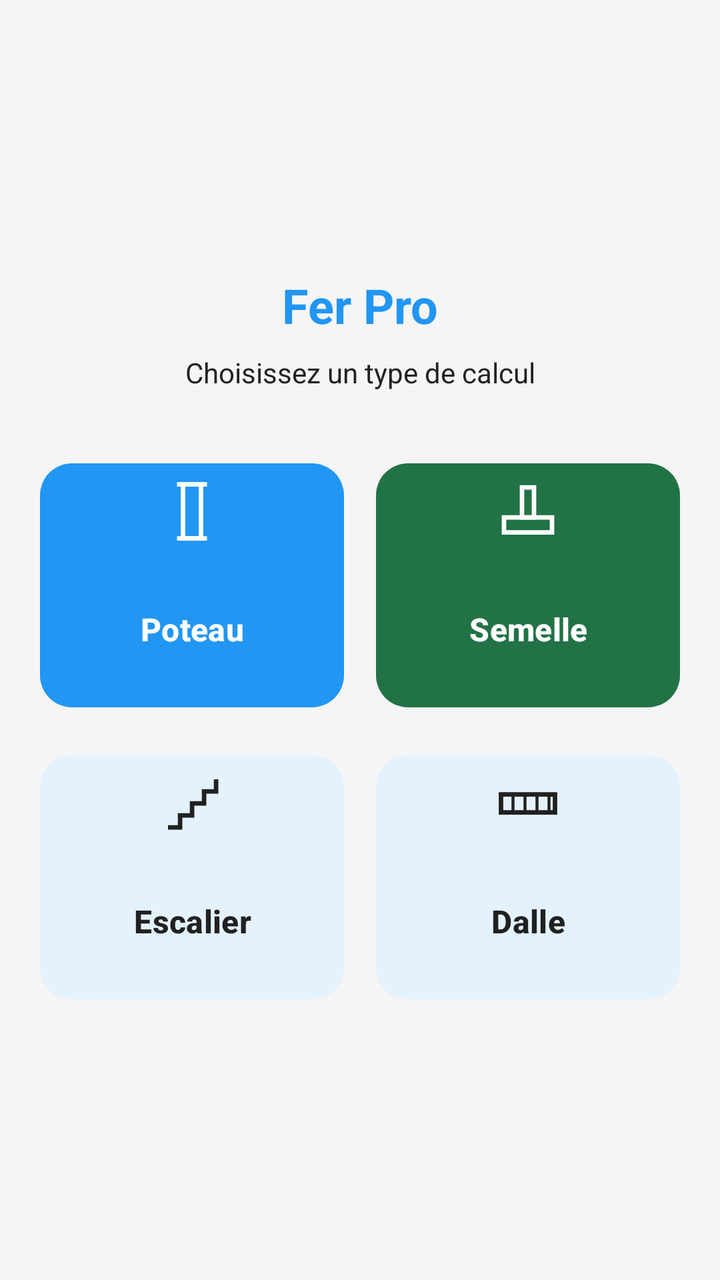
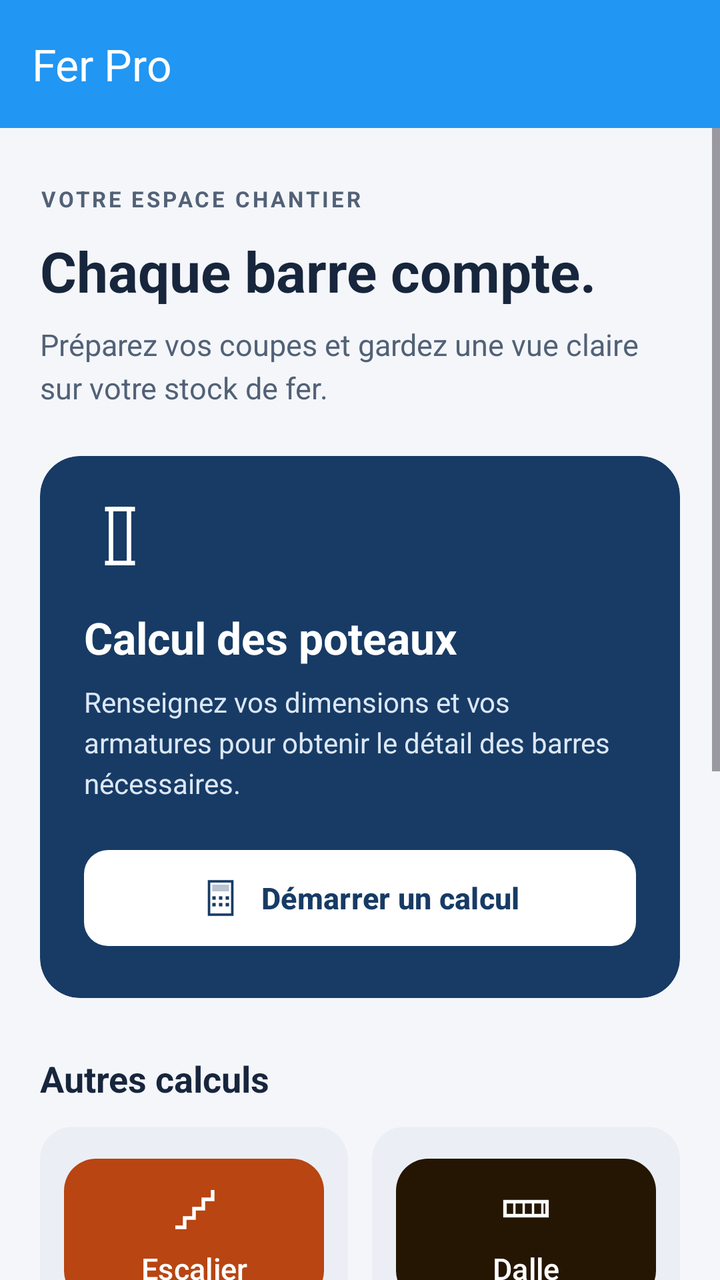

Compare the two renders of this Android layout. The source of the first and the diff that turns it into the second are given below.
<!-- AndroidManifest.xml: application theme Theme.GKMBarFer -->
<!-- res/layout/activity_menu.xml -->
<?xml version="1.0" encoding="utf-8"?>
<LinearLayout xmlns:android="http://schemas.android.com/apk/res/android"
    xmlns:app="http://schemas.android.com/apk/res-auto"
    android:layout_width="match_parent"
    android:layout_height="match_parent"
    android:orientation="vertical"
    android:background="@color/background"
    android:padding="20dp"
    android:gravity="center">

    <TextView
        android:layout_width="match_parent"
        android:layout_height="wrap_content"
        android:layout_marginBottom="8dp"
        android:gravity="center"
        android:text="@string/app_name"
        android:textColor="@color/primary"
        android:textSize="24sp"
        android:textStyle="bold" />

    <TextView
        android:layout_width="match_parent"
        android:layout_height="wrap_content"
        android:layout_marginBottom="32dp"
        android:gravity="center"
        android:text="Choisissez un type de calcul"
        android:textColor="@color/on_surface"
        android:textSize="14sp" />

    
    <LinearLayout
        android:layout_width="match_parent"
        android:layout_height="wrap_content"
        android:layout_marginBottom="16dp"
        android:orientation="horizontal">

        <Button
            android:id="@+id/btnMenuPoteau"
            style="@style/Widget.Material3.Button"
            android:layout_width="0dp"
            android:layout_height="130dp"
            android:layout_weight="1"
            android:layout_marginEnd="8dp"
            android:text="Poteau"
            android:textAllCaps="false"
            android:textColor="@color/white"
            android:textSize="16sp"
            android:textStyle="bold"
            app:backgroundTint="@color/primary"
            app:cornerRadius="16dp"
            app:elevation="3dp"
            app:icon="@drawable/ic_poteau"
            app:iconGravity="top"
            app:iconPadding="8dp"
            app:iconSize="36dp"
            app:iconTint="@color/white" />

        <Button
            android:id="@+id/btnMenuSemelle"
            style="@style/Widget.Material3.Button"
            android:layout_width="0dp"
            android:layout_height="130dp"
            android:layout_weight="1"
            android:layout_marginStart="8dp"
            android:text="Semelle"
            android:textAllCaps="false"
            android:textColor="@color/white"
            android:textSize="16sp"
            android:textStyle="bold"
            app:backgroundTint="@color/excel_color"
            app:cornerRadius="16dp"
            app:elevation="3dp"
            app:icon="@drawable/ic_semelle"
            app:iconGravity="top"
            app:iconPadding="8dp"
            app:iconSize="36dp"
            app:iconTint="@color/white" />

    </LinearLayout>

    
    <LinearLayout
        android:layout_width="match_parent"
        android:layout_height="wrap_content"
        android:orientation="horizontal">

        <Button
            android:id="@+id/btnMenuEscalier"
            style="@style/Widget.Material3.Button"
            android:layout_width="0dp"
            android:layout_height="130dp"
            android:layout_weight="1"
            android:layout_marginEnd="8dp"
            android:text="Escalier"
            android:textAllCaps="false"
            android:textColor="@color/on_surface"
            android:textSize="16sp"
            android:textStyle="bold"
            app:backgroundTint="@color/light_primary_tint"
            app:cornerRadius="16dp"
            app:elevation="0dp"
            app:icon="@drawable/ic_escalier"
            app:iconGravity="top"
            app:iconPadding="8dp"
            app:iconSize="36dp"
            app:iconTint="@color/on_surface" />

        <Button
            android:id="@+id/btnMenuDalle"
            style="@style/Widget.Material3.Button"
            android:layout_width="0dp"
            android:layout_height="130dp"
            android:layout_weight="1"
            android:layout_marginStart="8dp"
            android:text="Dalle"
            android:textAllCaps="false"
            android:textColor="@color/on_surface"
            android:textSize="16sp"
            android:textStyle="bold"
            app:backgroundTint="@color/light_primary_tint"
            app:cornerRadius="16dp"
            app:elevation="0dp"
            app:icon="@drawable/ic_dalle"
            app:iconGravity="top"
            app:iconPadding="8dp"
            app:iconSize="36dp"
            app:iconTint="@color/on_surface" />

    </LinearLayout>

</LinearLayout>
<!-- resources referenced by this layout -->
<resources>
  <color name="background">#F5F5F5</color>
  <color name="excel_color">#217346</color>
  <color name="light_primary_tint">#E3F2FD</color>
  <color name="on_surface">#212121</color>
  <color name="primary">#2196F3</color>
  <color name="white">#FFFFFFFF</color>
  <!-- drawable ic_escalier (drawable) -->
  <?xml version="1.0" encoding="utf-8"?>
  <vector xmlns:android="http://schemas.android.com/apk/res/android"
      android:width="24dp"
      android:height="24dp"
      android:viewportWidth="24"
      android:viewportHeight="24">
      <path
          android:strokeColor="#FFFFFFFF"
          android:strokeWidth="1.5"
          android:pathData="M4,20 H8 V16 H12 V12 H16 V8 H20 V4" />
  </vector>
  <!-- drawable ic_poteau (drawable) -->
  <?xml version="1.0" encoding="utf-8"?>
  <vector xmlns:android="http://schemas.android.com/apk/res/android"
      android:width="24dp"
      android:height="24dp"
      android:viewportWidth="24"
      android:viewportHeight="24">
      <path
          android:strokeColor="#FFFFFFFF"
          android:strokeWidth="1.5"
          android:pathData="M9,3 H15 V21 H9 Z" />
      <path
          android:strokeColor="#FFFFFFFF"
          android:strokeWidth="1.5"
          android:pathData="M7,3 H17 M7,21 H17" />
  </vector>
  <string name="app_name">Fer Pro</string>
  <style name="Theme.GKMBarFer" parent="Base.Theme.GKMBarFer" />
  <style name="Base.Theme.GKMBarFer" parent="Theme.Material3.DayNight">
          <item name="colorPrimary">@color/primary</item>
          <item name="colorPrimaryVariant">@color/primary_dark</item>
          <item name="colorOnPrimary">@color/white</item>
          <item name="android:windowBackground">@color/background</item>
      </style>
  <color name="primary_dark">#1976D2</color>
  <!-- unchanged entries left out for length: 2 -->
</resources>

<!-- the commit's change to res/layout/activity_menu.xml (unified diff, before → after) -->
@@ -1,131 +1,444 @@
+<?xml version="1.0" encoding="utf-8"?>
+<androidx.drawerlayout.widget.DrawerLayout
+    xmlns:android="http://schemas.android.com/apk/res/android"
+    xmlns:app="http://schemas.android.com/apk/res-auto"
+    android:id="@+id/drawerLayout"
+    android:layout_width="match_parent"
+    android:layout_height="match_parent">
+
+    <LinearLayout
+        android:layout_width="match_parent"
+        android:layout_height="match_parent"
+        android:orientation="vertical"
+        android:background="#F4F6FA">
+
+        
+        <include layout="@layout/layout_header" />
+
+        <ScrollView
+            android:layout_width="match_parent"
+            android:layout_height="0dp"
+            android:layout_weight="1"
+            android:fillViewport="true"
+            android:clipToPadding="false">
+
+            <LinearLayout
+                android:layout_width="match_parent"
+                android:layout_height="wrap_content"
+                android:orientation="vertical"
+                android:paddingStart="20dp"
+                android:paddingTop="28dp"
+                android:paddingEnd="20dp"
+                android:paddingBottom="32dp">
+
+                
+                <TextView
+                    android:layout_width="match_parent"
+                    android:layout_height="wrap_content"
+                    android:text="VOTRE ESPACE CHANTIER"
+                    android:textColor="#526176"
+                    android:textSize="11sp"
+                    android:textStyle="bold"
+                    android:letterSpacing="0.12" />
+
+                <TextView
+                    android:layout_width="match_parent"
+                    android:layout_height="wrap_content"
+                    android:layout_marginTop="10dp"
+                    android:text="Chaque barre compte."
+                    android:textColor="#17263C"
+                    android:textSize="28sp"
+                    android:textStyle="bold" />
+
+                <TextView
+                    android:layout_width="match_parent"
+                    android:layout_height="wrap_content"
+                    android:layout_marginTop="8dp"
+                    android:text="Préparez vos coupes et gardez une vue claire sur votre stock de fer."
+                    android:textColor="#526176"
+                    android:textSize="15sp"
+                    android:lineSpacingExtra="4dp" />
+
+                
+                <com.google.android.material.card.MaterialCardView
+                    android:layout_width="match_parent"
+                    android:layout_height="wrap_content"
+                    android:layout_marginTop="24dp"
+                    app:cardBackgroundColor="#173B65"
+                    app:cardCornerRadius="20dp"
+                    app:cardElevation="0dp"
+                    app:strokeWidth="0dp">
+
+                    <LinearLayout
+                        android:layout_width="match_parent"
+                        android:layout_height="wrap_content"
+                        android:orientation="vertical"
+                        android:padding="22dp">
+
+                        <ImageView
+                            android:layout_width="36dp"
+                            android:layout_height="36dp"
+                            android:src="@drawable/ic_poteau"
+                            android:importantForAccessibility="no"
+                            app:tint="#FFFFFF" />
+
+                        <TextView
+                            android:layout_width="match_parent"
+                            android:layout_height="wrap_content"
+                            android:layout_marginTop="18dp"
+                            android:text="Calcul des poteaux"
+                            android:textColor="#FFFFFF"
+                            android:textSize="22sp"
+                            android:textStyle="bold" />
+
+                        <TextView
+                            android:layout_width="match_parent"
+                            android:layout_height="wrap_content"
+                            android:layout_marginTop="8dp"
+                            android:text="Renseignez vos dimensions et vos armatures pour obtenir le détail des barres nécessaires."
+                            android:textColor="#DCE7F5"
+                            android:textSize="14sp"
+                            android:lineSpacingExtra="4dp" />
+
+                        <com.google.android.material.button.MaterialButton
+                            android:id="@+id/btnMenuPoteau"
+                            android:layout_width="match_parent"
+                            android:layout_height="wrap_content"
+                            android:minHeight="56dp"
+                            android:layout_marginTop="20dp"
+                            android:paddingTop="12dp"
+                            android:paddingBottom="12dp"
+                            android:text="Démarrer un calcul"
+                            android:textAllCaps="false"
+                            android:textColor="#173B65"
+                            android:textSize="15sp"
+                            android:textStyle="bold"
+                            app:backgroundTint="#FFFFFF"
+                            app:cornerRadius="12dp"
+                            app:icon="@drawable/ic_calculate"
+                            app:iconGravity="textStart"
+                            app:iconSize="20dp"
+                            app:iconPadding="10dp"
+                            app:iconTint="#173B65" />
+
+                    </LinearLayout>
+                </com.google.android.material.card.MaterialCardView>
+
+                
+                <TextView
+                    android:layout_width="match_parent"
+                    android:layout_height="wrap_content"
+                    android:layout_marginTop="28dp"
+                    android:layout_marginBottom="12dp"
+                    android:text="Autres calculs"
+                    android:textColor="#17263C"
+                    android:textSize="18sp"
+                    android:textStyle="bold" />
+
+                
+                <LinearLayout
+                    android:layout_width="match_parent"
+                    android:layout_height="wrap_content"
+                    android:orientation="horizontal"
+                    android:baselineAligned="false">
+
+                    
+                    <com.google.android.material.card.MaterialCardView
+                        android:layout_width="0dp"
+                        android:layout_height="wrap_content"
+                        android:layout_weight="1"
+                        android:layout_marginEnd="6dp"
+                        app:cardBackgroundColor="#EBEFF5"
+                        app:cardCornerRadius="16dp"
+                        app:cardElevation="0dp"
+                        app:strokeWidth="0dp">
+
+                        <LinearLayout
+                            android:layout_width="match_parent"
+                            android:layout_height="wrap_content"
+                            android:orientation="vertical"
+                            android:padding="12dp">
+
+                            <com.google.android.material.button.MaterialButton
+                                android:id="@+id/btnMenuEscalier"
+                                style="@style/Widget.Material3.Button.TextButton"
+                                android:layout_width="match_parent"
+                                android:layout_height="wrap_content"
+                                android:minWidth="0dp"
+                                android:minHeight="80dp"
+                                android:enabled="false"
+                                android:paddingStart="4dp"
+                                android:paddingEnd="4dp"
+                                android:text="Escalier"
+                                android:textAllCaps="false"
+                                android:textColor="#FFFFFF"
+                                android:textSize="15sp"
+                                app:backgroundTint="#B84512"
+                                app:cornerRadius="16dp"
+                                app:icon="@drawable/ic_escalier"
+                                app:iconGravity="textTop"
+                                app:iconSize="28dp"
+                                app:iconPadding="10dp"
+                                app:iconTint="#FFFFFF" />
+
+                            <TextView
+                                android:layout_width="match_parent"
+                                android:layout_height="wrap_content"
+                                android:layout_marginTop="4dp"
+                                android:gravity="center"
+                                android:text="À venir"
+                                android:textColor="#59677A"
+                                android:textSize="12sp"
+                                android:textStyle="bold" />
+
+                        </LinearLayout>
+                    </com.google.android.material.card.MaterialCardView>
+
+                    
+                    <com.google.android.material.card.MaterialCardView
+                        android:layout_width="0dp"
+                        android:layout_height="wrap_content"
+                        android:layout_weight="1"
+                        android:layout_marginStart="6dp"
+                        app:cardBackgroundColor="#EBEFF5"
+                        app:cardCornerRadius="16dp"
+                        app:cardElevation="0dp"
+                        app:strokeWidth="0dp">
+
+                        <LinearLayout
+                            android:layout_width="match_parent"
+                            android:layout_height="wrap_content"
+                            android:orientation="vertical"
+                            android:padding="12dp">
+
+                            <com.google.android.material.button.MaterialButton
+                                android:id="@+id/btnMenuDalle"
+                                style="@style/Widget.Material3.Button.TextButton"
+                                android:layout_width="match_parent"
+                                android:layout_height="wrap_content"
+                                android:minWidth="0dp"
+                                android:minHeight="80dp"
+                                android:enabled="true"
+                                android:paddingStart="4dp"
+                                android:paddingEnd="4dp"
+                                android:text="Dalle"
+                                android:textAllCaps="false"
+                                android:textColor="#FFFFFF"
+                                android:textSize="15sp"
+                                app:backgroundTint="#251603"
+                                app:cornerRadius="16dp"
+                                app:icon="@drawable/ic_dalle"
+                                app:iconGravity="textTop"
+                                app:iconSize="28dp"
+                                app:iconPadding="10dp"
+                                app:iconTint="#FFFFFF" />
+
+                            <TextView
+                                android:layout_width="match_parent"
+                                android:layout_height="wrap_content"
+                                android:layout_marginTop="4dp"
+                                android:gravity="center"
+                                android:text="Disponible"
+                                android:textColor="#59677A"
+                                android:textSize="12sp"
+                                android:textStyle="bold" />
+
+                        </LinearLayout>
+                    </com.google.android.material.card.MaterialCardView>
+
+                </LinearLayout>
+
+                
+                <LinearLayout
+                    android:layout_width="match_parent"
+                    android:layout_height="wrap_content"
+                    android:layout_marginTop="12dp"
+                    android:orientation="horizontal"
+                    android:baselineAligned="false">
+
+                    <Space
+                        android:layout_width="0dp"
+                        android:layout_height="1dp"
+                        android:layout_weight="1" />
+
+                    <com.google.android.material.card.MaterialCardView
+                        android:layout_width="0dp"
+                        android:layout_height="wrap_content"
+                        android:layout_weight="2"
+                        android:layout_marginStart="6dp"
+                        android:layout_marginEnd="6dp"
+                        app:cardBackgroundColor="#EBEFF5"
+                        app:cardCornerRadius="16dp"
+                        app:cardElevation="0dp"
+                        app:strokeWidth="0dp">
+
+                        <LinearLayout
+                            android:layout_width="match_parent"
+                            android:layout_height="wrap_content"
+                            android:orientation="vertical"
+                            android:padding="12dp">
+
+                            <com.google.android.material.button.MaterialButton
+                                android:id="@+id/btnMenuSemelle"
+                                style="@style/Widget.Material3.Button.TextButton"
+                                android:layout_width="match_parent"
+                                android:layout_height="wrap_content"
+                                android:minWidth="0dp"
+                                android:minHeight="80dp"
+                                android:enabled="true"
+                                android:paddingStart="4dp"
+                                android:paddingEnd="4dp"
+                                android:text="Semelle"
+                                android:textAllCaps="false"
+                                android:textColor="#FFFFFF"
+                                android:textSize="15sp"
+                                app:backgroundTint="#54413A"
+                                app:cornerRadius="16dp"
+                                app:icon="@drawable/ic_semelle"
+                                app:iconGravity="textTop"
+                                app:iconSize="28dp"
+                                app:iconPadding="10dp"
+                                app:iconTint="#FFFFFF" />
+
+                            <TextView
+                                android:layout_width="match_parent"
+                                android:layout_height="wrap_content"
+                                android:layout_marginTop="4dp"
+                                android:gravity="center"
+                                android:text="Disponible"
+                                android:textColor="#59677A"
+                                android:textSize="12sp"
+                                android:textStyle="bold" />
+
+                        </LinearLayout>
+                    </com.google.android.material.card.MaterialCardView>
+
+                    <Space
+                        android:layout_width="0dp"
+                        android:layout_height="1dp"
+                        android:layout_weight="1" />
+
+                </LinearLayout>
+
+                
+                <TextView
+                    android:layout_width="match_parent"
+                    android:layout_height="wrap_content"
+                    android:layout_marginTop="28dp"
+                    android:layout_marginBottom="12dp"
+                    android:text="Votre stock"
+                    android:textColor="#17263C"
+                    android:textSize="18sp"
+                    android:textStyle="bold" />
+
+                <com.google.android.material.card.MaterialCardView
+                    android:layout_width="match_parent"
+                    android:layout_height="wrap_content"
+                    app:cardBackgroundColor="#FFFFFF"
+                    app:cardCornerRadius="16dp"
+                    app:cardElevation="0dp"
+                    app:strokeColor="#DFE5ED"
+                    app:strokeWidth="1dp">
+
+                    <LinearLayout
+                        android:layout_width="match_parent"
+                        android:layout_height="wrap_content"
+                        android:orientation="vertical"
+                        android:padding="20dp">
+
+                        <TextView
+                            android:layout_width="match_parent"
+                            android:layout_height="wrap_content"
+                            android:text="Valorisez vos chutes."
+                            android:textColor="#17263C"
+                            android:textSize="18sp"
+                            android:textStyle="bold" />
+
+                        <TextView
+                            android:layout_width="match_parent"
+                            android:layout_height="wrap_content"
+                            android:layout_marginTop="6dp"
+                            android:text="Consultez et ajoutez vos barres entières et vos morceaux de fer."
+                            android:textColor="#526176"
+                            android:textSize="14sp"
+                            android:lineSpacingExtra="3dp" />
+
+                        <com.google.android.material.button.MaterialButton
+                            android:id="@+id/btnMenuStock"
+                            style="@style/Widget.Material3.Button.OutlinedButton"
+                            android:layout_width="match_parent"
+                            android:layout_height="wrap_content"
+                            android:minHeight="52dp"
+                            android:layout_marginTop="14dp"
+                            android:paddingTop="10dp"
+                            android:paddingBottom="10dp"
+                            android:text="Consulter le stock"
+                            android:textAllCaps="false"
+                            android:textColor="#FFFFFF"
+                            android:textSize="14sp"
+                            android:textStyle="bold"
+                            app:backgroundTint="#FF5C23"
+                            app:cornerRadius="12dp"
+                            app:strokeWidth="0dp"
+                            app:icon="@drawable/ic_stock_dechets"
+                            app:iconGravity="textStart"
+                            app:iconSize="20dp"
+                            app:iconPadding="10dp"
+                            app:iconTint="#FFFFFF" />
+
+                    </LinearLayout>
+                </com.google.android.material.card.MaterialCardView>
+
+            </LinearLayout>
+        </ScrollView>
+
+    </LinearLayout>
+
+    
+    <com.google.android.material.navigation.NavigationView
+        android:id="@+id/navigationView"
+        android:layout_width="wrap_content"
+        android:layout_height="match_parent"
+        android:layout_gravity="start"
+        app:headerLayout="@layout/nav_header"
+        app:menu="@menu/drawer_menu" />
+
+</androidx.drawerlayout.widget.DrawerLayout>
+<!-- res/layout/layout_header.xml (included above) -->
+<?xml version="1.0" encoding="utf-8"?>
+<com.google.android.material.appbar.MaterialToolbar
+    xmlns:android="http://schemas.android.com/apk/res/android"
+    xmlns:app="http://schemas.android.com/apk/res-auto"
+    android:id="@+id/toolbar"
+    android:layout_width="match_parent"
+    android:layout_height="?attr/actionBarSize"
+    android:background="@color/primary"
+    android:minHeight="?attr/actionBarSize"
+    app:title="@string/app_name"
+    app:titleTextColor="@color/white" />
+<!-- res/layout/nav_header.xml (included above) -->
 <?xml version="1.0" encoding="utf-8"?>
 <LinearLayout xmlns:android="http://schemas.android.com/apk/res/android"
-    xmlns:app="http://schemas.android.com/apk/res-auto"
     android:layout_width="match_parent"
-    android:layout_height="match_parent"
+    android:layout_height="160dp"
+    android:background="@color/primary"
+    android:gravity="center_vertical"
     android:orientation="vertical"
-    android:background="@color/background"
-    android:padding="20dp"
-    android:gravity="center">
+    android:padding="16dp">
+
+    <ImageView
+        android:layout_width="56dp"
+        android:layout_height="56dp"
+        android:layout_marginBottom="8dp"
+        android:contentDescription="@string/app_name"
+        android:src="@mipmap/ic_launcher" />
 
     <TextView
-        android:layout_width="match_parent"
+        android:layout_width="wrap_content"
         android:layout_height="wrap_content"
-        android:layout_marginBottom="8dp"
-        android:gravity="center"
         android:text="@string/app_name"
-        android:textColor="@color/primary"
-        android:textSize="24sp"
+        android:textColor="@color/white"
+        android:textSize="18sp"
         android:textStyle="bold" />
 
-    <TextView
-        android:layout_width="match_parent"
-        android:layout_height="wrap_content"
-        android:layout_marginBottom="32dp"
-        android:gravity="center"
-        android:text="Choisissez un type de calcul"
-        android:textColor="@color/on_surface"
-        android:textSize="14sp" />
-
-    
-    <LinearLayout
-        android:layout_width="match_parent"
-        android:layout_height="wrap_content"
-        android:layout_marginBottom="16dp"
-        android:orientation="horizontal">
-
-        <Button
-            android:id="@+id/btnMenuPoteau"
-            style="@style/Widget.Material3.Button"
-            android:layout_width="0dp"
-            android:layout_height="130dp"
-            android:layout_weight="1"
-            android:layout_marginEnd="8dp"
-            android:text="Poteau"
-            android:textAllCaps="false"
-            android:textColor="@color/white"
-            android:textSize="16sp"
-            android:textStyle="bold"
-            app:backgroundTint="@color/primary"
-            app:cornerRadius="16dp"
-            app:elevation="3dp"
-            app:icon="@drawable/ic_poteau"
-            app:iconGravity="top"
-            app:iconPadding="8dp"
-            app:iconSize="36dp"
-            app:iconTint="@color/white" />
-
-        <Button
-            android:id="@+id/btnMenuSemelle"
-            style="@style/Widget.Material3.Button"
-            android:layout_width="0dp"
-            android:layout_height="130dp"
-            android:layout_weight="1"
-            android:layout_marginStart="8dp"
-            android:text="Semelle"
-            android:textAllCaps="false"
-            android:textColor="@color/white"
-            android:textSize="16sp"
-            android:textStyle="bold"
-            app:backgroundTint="@color/excel_color"
-            app:cornerRadius="16dp"
-            app:elevation="3dp"
-            app:icon="@drawable/ic_semelle"
-            app:iconGravity="top"
-            app:iconPadding="8dp"
-            app:iconSize="36dp"
-            app:iconTint="@color/white" />
-
-    </LinearLayout>
-
-    
-    <LinearLayout
-        android:layout_width="match_parent"
-        android:layout_height="wrap_content"
-        android:orientation="horizontal">
-
-        <Button
-            android:id="@+id/btnMenuEscalier"
-            style="@style/Widget.Material3.Button"
-            android:layout_width="0dp"
-            android:layout_height="130dp"
-            android:layout_weight="1"
-            android:layout_marginEnd="8dp"
-            android:text="Escalier"
-            android:textAllCaps="false"
-            android:textColor="@color/on_surface"
-            android:textSize="16sp"
-            android:textStyle="bold"
-            app:backgroundTint="@color/light_primary_tint"
-            app:cornerRadius="16dp"
-            app:elevation="0dp"
-            app:icon="@drawable/ic_escalier"
-            app:iconGravity="top"
-            app:iconPadding="8dp"
-            app:iconSize="36dp"
-            app:iconTint="@color/on_surface" />
-
-        <Button
-            android:id="@+id/btnMenuDalle"
-            style="@style/Widget.Material3.Button"
-            android:layout_width="0dp"
-            android:layout_height="130dp"
-            android:layout_weight="1"
-            android:layout_marginStart="8dp"
-            android:text="Dalle"
-            android:textAllCaps="false"
-            android:textColor="@color/on_surface"
-            android:textSize="16sp"
-            android:textStyle="bold"
-            app:backgroundTint="@color/light_primary_tint"
-            app:cornerRadius="16dp"
-            app:elevation="0dp"
-            app:icon="@drawable/ic_dalle"
-            app:iconGravity="top"
-            app:iconPadding="8dp"
-            app:iconSize="36dp"
-            app:iconTint="@color/on_surface" />
-
-    </LinearLayout>
-
 </LinearLayout>
<!-- resource entries referenced after the edit -->
@@ -1,11 +1,29 @@
 <!-- resources referenced by this layout -->
 <resources>
   <color name="background">#F5F5F5</color>
-  <color name="excel_color">#217346</color>
-  <color name="light_primary_tint">#E3F2FD</color>
-  <color name="on_surface">#212121</color>
   <color name="primary">#2196F3</color>
   <color name="white">#FFFFFFFF</color>
+  <!-- drawable ic_calculate (drawable) -->
+  <?xml version="1.0" encoding="utf-8"?>
+  <vector xmlns:android="http://schemas.android.com/apk/res/android"
+      android:width="24dp"
+      android:height="24dp"
+      android:viewportWidth="24"
+      android:viewportHeight="24">
+      <path
+          android:strokeColor="#FFFFFFFF"
+          android:strokeWidth="1.5"
+          android:pathData="M5,2 H19 V22 H5 Z" />
+      <path
+          android:fillColor="#4DFFFFFF"
+          android:pathData="M7,4 H17 V8 H7 Z" />
+      <path android:fillColor="#FFFFFFFF" android:pathData="M7,11 H9 V13 H7 Z" />
+      <path android:fillColor="#FFFFFFFF" android:pathData="M11,11 H13 V13 H11 Z" />
+      <path android:fillColor="#FFFFFFFF" android:pathData="M15,11 H17 V13 H15 Z" />
+      <path android:fillColor="#FFFFFFFF" android:pathData="M7,15 H9 V17 H7 Z" />
+      <path android:fillColor="#FFFFFFFF" android:pathData="M11,15 H13 V17 H11 Z" />
+      <path android:fillColor="#FFFFFFFF" android:pathData="M15,15 H17 V17 H15 Z" />
+  </vector>
   <!-- drawable ic_escalier (drawable) -->
   <?xml version="1.0" encoding="utf-8"?>
   <vector xmlns:android="http://schemas.android.com/apk/res/android"
@@ -34,9 +52,41 @@
           android:strokeWidth="1.5"
           android:pathData="M7,3 H17 M7,21 H17" />
   </vector>
+  <!-- drawable ic_stock_dechets (drawable) -->
+  <?xml version="1.0" encoding="utf-8"?>
+  <vector xmlns:android="http://schemas.android.com/apk/res/android"
+      android:width="24dp"
+      android:height="24dp"
+      android:viewportWidth="24"
+      android:viewportHeight="24">
+      <path
+          android:strokeColor="#FF000000"
+          android:strokeWidth="1.5"
+          android:strokeLineCap="round"
+          android:pathData="M5,6 H19" />
+      <path
+          android:strokeColor="#FF000000"
+          android:strokeWidth="1.5"
+          android:pathData="M9,3 H15 V6" />
+      <path
+          android:strokeColor="#FF000000"
+          android:strokeWidth="1.5"
+          android:pathData="M7,6 L8,21 H16 L17,6" />
+      <path
+          android:strokeColor="#FF000000"
+          android:strokeWidth="1.2"
+          android:pathData="M10,9 V18 M14,9 V18" />
+  </vector>
+  <!-- mipmap ic_launcher (mipmap-anydpi-v26) -->
+  <?xml version="1.0" encoding="utf-8"?>
+  <adaptive-icon xmlns:android="http://schemas.android.com/apk/res/android">
+      <background android:drawable="@drawable/ic_launcher_background"/>
+      <foreground android:drawable="@mipmap/ic_launcher_foreground"/>
+  </adaptive-icon>
   <string name="app_name">Fer Pro</string>
   <style name="Theme.GKMBarFer" parent="Base.Theme.GKMBarFer" />
-  <style name="Base.Theme.GKMBarFer" parent="Theme.Material3.DayNight">
+  <!-- drawable ic_launcher_background: vector/xml drawable (drawable, 4866 chars, omitted) -->
+  <style name="Base.Theme.GKMBarFer" parent="Theme.Material3.DayNight.NoActionBar">
           <item name="colorPrimary">@color/primary</item>
           <item name="colorPrimaryVariant">@color/primary_dark</item>
           <item name="colorOnPrimary">@color/white</item>
